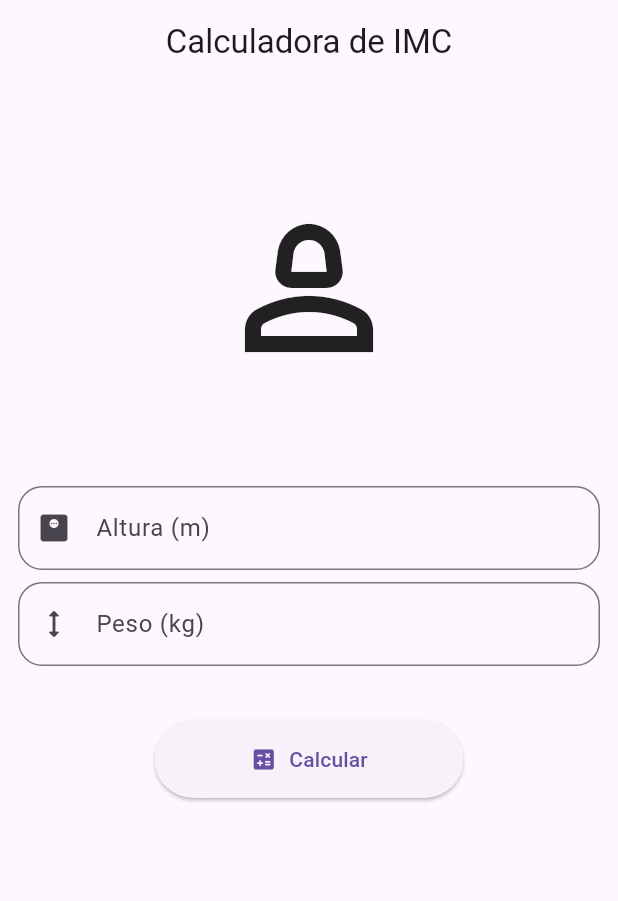
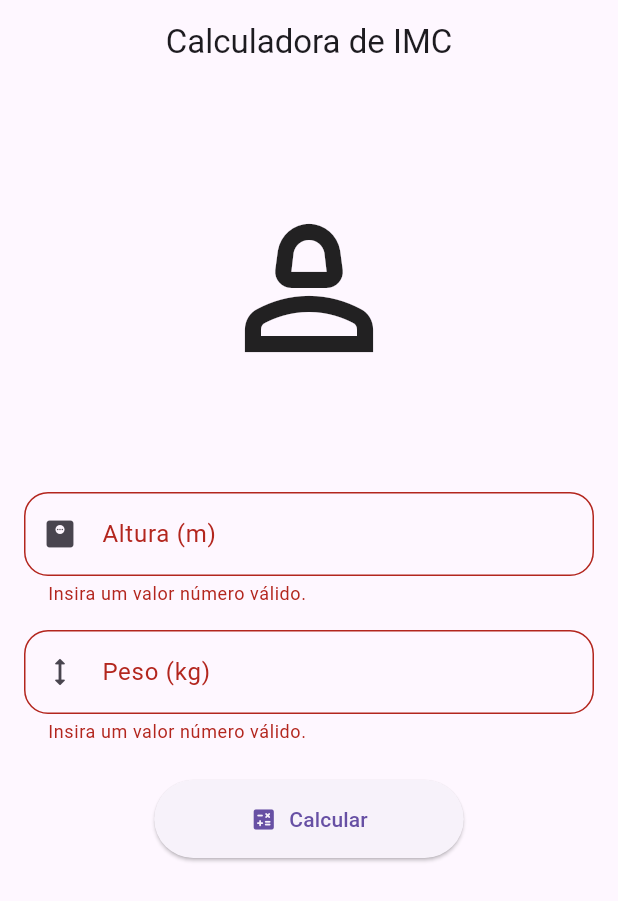
Before and after one commit to vilaJJ/flutter-imc_calculator, a Flutter app: the screen it shows after launch, after a tap on "Calcular", on a phone screen of 412 x 824 dp. Shown: the top 901 px of the screen. Run offline on Flutter 3.47's test engine with Material 3 defaults, Android fonts, the phone set to English and light mode, and no system bars.

Commit message:
:sparkles: feat: App finished.

```diff
--- a/imc_calculator/lib/src/app_widget.dart
+++ b/imc_calculator/lib/src/app_widget.dart
@@ -1,3 +1,4 @@
+import 'package:flutter/cupertino.dart';
 import 'package:flutter/material.dart';
 import 'package:flutter/services.dart';
 import 'package:imc_calculator/src/ui/view/calculator_page.dart';
@@ -14,10 +15,15 @@ class AppWidget extends StatelessWidget {
 
     return MaterialApp(
       title: "Calculadora IMC",
+      locale: const Locale("pt", "BR"),
+      localizationsDelegates: const [
+        DefaultWidgetsLocalizations.delegate,
+        DefaultMaterialLocalizations.delegate,
+        DefaultCupertinoLocalizations.delegate,
+      ],
       theme: ThemeData(
         useMaterial3: true,
       ),
-      themeMode: ThemeMode.system,
       home: const CalculatorPage(),
     );
   }
--- a/imc_calculator/lib/src/entity/enums/imc_classification_enum.dart
+++ b/imc_calculator/lib/src/entity/enums/imc_classification_enum.dart
@@ -1,48 +1,58 @@
+import 'package:flutter/material.dart';
+
 enum ImcClassification {
   belowNormalWeight(
     minimium: null,
     maximium: 18.5,
     description: "Abaixo do peso normal",
+    color: Colors.amber,
   ),
   normalWeight(
     minimium: 18.5,
     maximium: 25,
     description: "Peso normal",
+    color: Colors.green,
   ),
   overweight(
     minimium: 25,
     maximium: 30,
     description: "Acima do peso",
+    color: Colors.orange,
   ),
   obesity1(
     minimium: 30,
     maximium: 35,
     description: "Obesidade 1",
+    color: Colors.deepOrange,
   ),
   obesity2(
     minimium: 35,
     maximium: 40,
     description: "Obesidade 2",
+    color: Colors.red,
   ),
   obesity3(
     minimium: 40,
     maximium: null,
     description: "Obesidade 3 (mórbida)",
+    color: Colors.black,
   );
 
   const ImcClassification({
     required this.minimium,
     required this.maximium,
     required this.description,
+    required this.color,
   });
 
   final double? minimium;
   final double? maximium;
   final String description;
+  final Color color;
 
   static ImcClassification getByImcValue(double imcValue) {
     return ImcClassification.values.firstWhere(
-      (e) => (e.minimium == null || e.minimium! >= imcValue) && (e.maximium == null || e.maximium! < imcValue),
+      (e) => (e.minimium == null || e.minimium! <= imcValue) && (e.maximium == null || e.maximium! > imcValue),
     );
   }
 }
--- a/imc_calculator/lib/src/ui/view/calculator_page.dart
+++ b/imc_calculator/lib/src/ui/view/calculator_page.dart
@@ -1,5 +1,8 @@
 import 'package:flutter/material.dart';
+import 'package:imc_calculator/src/entity/model/imc_calculate_result_model.dart';
+import 'package:imc_calculator/src/entity/model/person_model.dart';
 import 'package:imc_calculator/src/ui/view_model/calculator_view_model.dart';
+import 'package:imc_calculator/src/ui/widgets/calculate_result_widget.dart';
 import 'package:imc_calculator/src/ui/widgets/calculate_text_field_widget.dart';
 
 class CalculatorPage extends StatefulWidget {
@@ -11,16 +14,43 @@ class CalculatorPage extends StatefulWidget {
 
 class _CalculatorPageState extends State<CalculatorPage> {
   late final CalculatorViewModel viewModel;
+  late final GlobalKey<FormState> formKey;
   late final TextEditingController heightTextController;
   late final TextEditingController weightTextController;
+  late final FocusNode heightFocusNode;
+  late final FocusNode weightFocusNode;
+
+  ImcCalculateResultModel? calculateResult;
 
   @override
   void initState() {
     viewModel = CalculatorViewModel();
+    formKey = GlobalKey<FormState>();
     heightTextController = TextEditingController();
     weightTextController = TextEditingController();
+    heightFocusNode = FocusNode();
+    weightFocusNode = FocusNode();
+
+    heightTextController.addListener(updateView);
+    weightTextController.addListener(updateView);
 
     super.initState();
+  }
+
+  @override
+  void dispose() {
+    heightTextController.removeListener(updateView);
+    weightTextController.removeListener(updateView);
+
+    heightTextController.dispose();
+    weightTextController.dispose();
+    heightFocusNode.dispose();
+    weightFocusNode.dispose();
+    super.dispose();
+  }
+
+  bool get isInputInitialized {
+    return heightTextController.text.isNotEmpty || weightTextController.text.isNotEmpty || calculateResult != null;
   }
 
   @override
@@ -29,36 +59,54 @@ class _CalculatorPageState extends State<CalculatorPage> {
       appBar: AppBar(
         title: const Text("Calculadora de IMC"),
         centerTitle: true,
+        actions: [
+          Visibility(
+            visible: isInputInitialized,
+            child: IconButton(
+              onPressed: clearForm,
+              icon: const Icon(Icons.refresh_rounded),
             ),
-      body: Padding(
+          ),
+        ],
+      ),
+      body: SingleChildScrollView(
+        physics: const ScrollPhysics(),
+        child: Padding(
           padding: const EdgeInsets.all(8.0),
+          child: Form(
+            key: formKey,
             child: Column(
               children: [
-            const Padding(
-              padding: EdgeInsets.symmetric(vertical: 64),
+                Padding(
+                  padding: const EdgeInsets.symmetric(vertical: 64),
                   child: Icon(
                     Icons.person_2_outlined,
+                    color: calculateResult?.classification.color,
                     size: 128,
                   ),
                 ),
                 Padding(
-              padding: const EdgeInsets.all(4),
+                  padding: const EdgeInsets.all(8),
                   child: CalculateTextFieldWidget(
                     controller: heightTextController,
+                    focusNode: heightFocusNode,
                     prefixIcon: Icons.monitor_weight_rounded,
                     labelText: "Altura (m)",
+                    onFieldSubmitted: focusWeightField,
                   ),
                 ),
                 Padding(
-              padding: const EdgeInsets.all(4),
+                  padding: const EdgeInsets.all(8),
                   child: CalculateTextFieldWidget(
                     controller: weightTextController,
+                    focusNode: weightFocusNode,
                     prefixIcon: Icons.height_rounded,
                     labelText: "Peso (kg)",
+                    onFieldSubmitted: calculate,
                   ),
                 ),
                 Padding(
-              padding: const EdgeInsets.symmetric(vertical: 32),
+                  padding: const EdgeInsets.only(top: 16, bottom: 32),
                   child: ElevatedButton.icon(
                     style: ElevatedButton.styleFrom(
                       padding: const EdgeInsets.symmetric(
@@ -66,14 +114,54 @@ class _CalculatorPageState extends State<CalculatorPage> {
                         vertical: 16,
                       ),
                     ),
-                onPressed: () {},
+                    onPressed: calculate,
                     icon: const Icon(Icons.calculate_rounded),
                     label: const Text("Calcular"),
                   ),
                 ),
+                CalculateResultWidget(
+                  result: calculateResult,
+                ),
               ],
+            ),
+          ),
         ),
       ),
     );
   }
+
+  void updateView() => setState(() {});
+
+  void clearForm() {
+    clearAllFocus();
+
+    calculateResult = null;
+    heightTextController.clear();
+    weightTextController.clear();
   }
+
+  void focusWeightField() {
+    weightFocusNode.requestFocus();
+  }
+
+  void clearAllFocus() {
+    FocusScope.of(context).unfocus();
+  }
+
+  void calculate() {
+    if (formKey.currentState?.validate() == false) {
+      return;
+    }
+
+    clearAllFocus();
+
+    final person = PersonModel(
+      weight: double.parse(weightTextController.text),
+      height: double.parse(heightTextController.text),
+    );
+
+    setState(() {
+      calculateResult = viewModel.calculate(person);
+    });
+  }
+}
--- a/imc_calculator/lib/src/ui/view_model/calculator_view_model.dart
+++ b/imc_calculator/lib/src/ui/view_model/calculator_view_model.dart
@@ -6,7 +6,7 @@ import 'package:imc_calculator/src/entity/model/person_model.dart';
 
 class CalculatorViewModel {
   ImcCalculateResultModel calculate(PersonModel person) {
-    final imcValue = person.weight * pow(person.height, 2);
+    final imcValue = person.weight / pow(person.height, 2);
     final classification = ImcClassification.getByImcValue(imcValue);
     return ImcCalculateResultModel(classification, imcValue);
   }
--- /dev/null
+++ b/imc_calculator/lib/src/ui/widgets/calculate_result_widget.dart
@@ -0,0 +1,34 @@
+import 'package:flutter/material.dart';
+import 'package:imc_calculator/src/entity/model/imc_calculate_result_model.dart';
+
+class CalculateResultWidget extends StatelessWidget {
+  const CalculateResultWidget({
+    super.key,
+    required this.result,
+  });
+
+  final ImcCalculateResultModel? result;
+
+  @override
+  Widget build(BuildContext context) {
+    if (this.result == null) {
+      return const SizedBox.shrink();
+    }
+
+    final result = this.result!;
+
+    return Column(
+      children: [
+        Text(
+          result.value.toStringAsFixed(2),
+          style: TextStyle(
+            color: result.classification.color,
+            fontSize: 32,
+            fontWeight: FontWeight.bold,
+          ),
+        ),
+        Text(result.classification.description),
+      ],
+    );
+  }
+}
--- a/imc_calculator/lib/src/ui/widgets/calculate_text_field_widget.dart
+++ b/imc_calculator/lib/src/ui/widgets/calculate_text_field_widget.dart
@@ -4,25 +4,56 @@ class CalculateTextFieldWidget extends StatelessWidget {
   const CalculateTextFieldWidget({
     super.key,
     required this.controller,
+    required this.focusNode,
     required this.prefixIcon,
     required this.labelText,
+    this.onFieldSubmitted,
   });
 
   final TextEditingController controller;
+  final FocusNode focusNode;
   final IconData prefixIcon;
   final String labelText;
+  final void Function()? onFieldSubmitted;
 
   @override
   Widget build(BuildContext context) {
-    return TextField(
+    return TextFormField(
       controller: controller,
+      focusNode: focusNode,
+      keyboardType: const TextInputType.numberWithOptions(
+        signed: true,
+        decimal: true,
+      ),
       decoration: InputDecoration(
         border: OutlineInputBorder(
           borderRadius: BorderRadius.circular(16),
         ),
         labelText: labelText,
         prefixIcon: Icon(prefixIcon),
+        suffixIcon: controller.text.isNotEmpty
+            ? IconButton(
+                onPressed: _clearText,
+                icon: const Icon(Icons.close_rounded),
+              )
+            : null,
       ),
+      onFieldSubmitted: (value) {
+        if (onFieldSubmitted != null) {
+          onFieldSubmitted!();
+        }
+      },
+      validator: (value) {
+        final numValue = double.tryParse(value ?? "");
+        if (numValue == null || numValue <= 0) {
+          return "Insira um valor número válido.";
+        }
+        return null;
+      },
     );
   }
+
+  void _clearText() {
+    controller.clear();
+  }
 }
```
Also changed, not shown: imc_calculator/pubspec.yaml (+4 -71 lines). Lines whose indentation alone changed are shown as unchanged.
